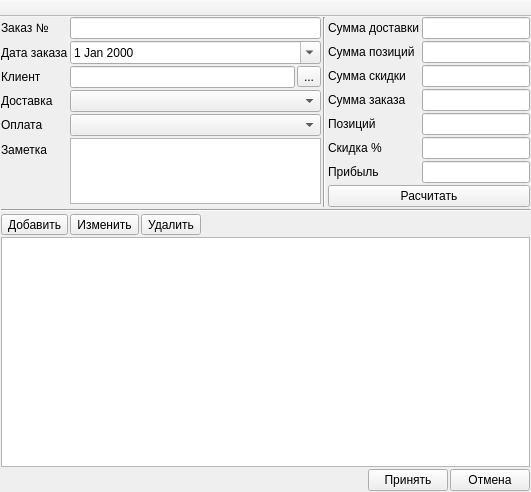
The window that ui/order.ui (Meller008/kara) describes before a commit, drawn with Qt 5.
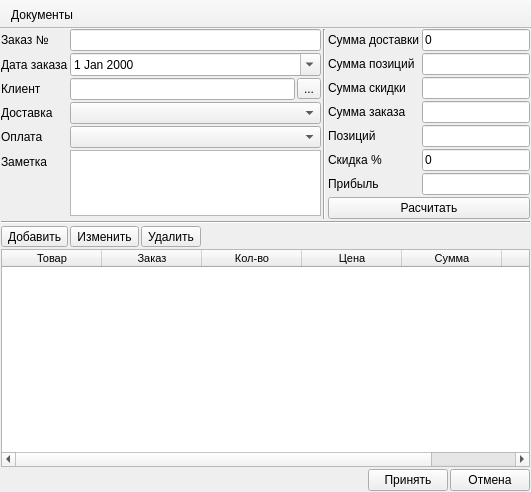
The same window after the commit.

Commit message: Сделаны заказы и документы!

What changed in the file:
```diff
--- a/ui/order.ui
+++ b/ui/order.ui
@@ -83,7 +83,11 @@
          </widget>
         </item>
         <item row="0" column="1">
-         <widget class="QLineEdit" name="lineEdit"/>
+         <widget class="QLineEdit" name="le_id">
+          <property name="readOnly">
+           <bool>true</bool>
+          </property>
+         </widget>
         </item>
         <item row="1" column="1">
          <widget class="QDateEdit" name="dateEdit">
@@ -98,7 +102,11 @@
            <number>2</number>
           </property>
           <item>
-           <widget class="QLineEdit" name="lineEdit_2"/>
+           <widget class="QLineEdit" name="le_client">
+            <property name="readOnly">
+             <bool>true</bool>
+            </property>
+           </widget>
           </item>
           <item>
            <widget class="QToolButton" name="toolButton">
@@ -109,9 +117,6 @@
           </item>
          </layout>
         </item>
-        <item row="3" column="1">
-         <widget class="QComboBox" name="comboBox"/>
-        </item>
         <item row="4" column="1">
          <widget class="QComboBox" name="comboBox_2"/>
         </item>
@@ -137,6 +142,9 @@
           </property>
          </widget>
         </item>
+        <item row="3" column="1">
+         <widget class="QComboBox" name="cb_shipping"/>
+        </item>
        </layout>
       </item>
       <item row="0" column="2">
@@ -155,7 +163,14 @@
          </widget>
         </item>
         <item row="0" column="1">
-         <widget class="QLineEdit" name="lineEdit_3"/>
+         <widget class="QLineEdit" name="le_shipping">
+          <property name="text">
+           <string>0</string>
+          </property>
+          <property name="readOnly">
+           <bool>false</bool>
+          </property>
+         </widget>
         </item>
         <item row="1" column="0">
          <widget class="QLabel" name="label_8">
@@ -165,7 +180,11 @@
          </widget>
         </item>
         <item row="1" column="1">
-         <widget class="QLineEdit" name="lineEdit_4"/>
+         <widget class="QLineEdit" name="le_position_sum">
+          <property name="readOnly">
+           <bool>true</bool>
+          </property>
+         </widget>
         </item>
         <item row="2" column="0">
          <widget class="QLabel" name="label_9">
@@ -175,7 +194,11 @@
          </widget>
         </item>
         <item row="2" column="1">
-         <widget class="QLineEdit" name="lineEdit_5"/>
+         <widget class="QLineEdit" name="le_discount_sum">
+          <property name="readOnly">
+           <bool>true</bool>
+          </property>
+         </widget>
         </item>
         <item row="3" column="0">
          <widget class="QLabel" name="label_10">
@@ -185,7 +208,11 @@
          </widget>
         </item>
         <item row="3" column="1">
-         <widget class="QLineEdit" name="lineEdit_6"/>
+         <widget class="QLineEdit" name="le_all_sum">
+          <property name="readOnly">
+           <bool>true</bool>
+          </property>
+         </widget>
         </item>
         <item row="4" column="0">
          <widget class="QLabel" name="label_11">
@@ -195,7 +222,11 @@
          </widget>
         </item>
         <item row="4" column="1">
-         <widget class="QLineEdit" name="lineEdit_7"/>
+         <widget class="QLineEdit" name="le_value_position">
+          <property name="readOnly">
+           <bool>true</bool>
+          </property>
+         </widget>
         </item>
         <item row="5" column="0">
          <widget class="QLabel" name="label_12">
@@ -205,7 +236,11 @@
          </widget>
         </item>
         <item row="5" column="1">
-         <widget class="QLineEdit" name="lineEdit_8"/>
+         <widget class="QLineEdit" name="le_discount_percent">
+          <property name="text">
+           <string>0</string>
+          </property>
+         </widget>
         </item>
         <item row="6" column="0">
          <widget class="QLabel" name="label_13">
@@ -215,7 +250,11 @@
          </widget>
         </item>
         <item row="6" column="1">
-         <widget class="QLineEdit" name="lineEdit_9"/>
+         <widget class="QLineEdit" name="le_profit_sum">
+          <property name="readOnly">
+           <bool>true</bool>
+          </property>
+         </widget>
         </item>
         <item row="7" column="0" colspan="2">
          <widget class="QPushButton" name="pushButton">
@@ -284,7 +323,62 @@
      </widget>
     </item>
     <item row="3" column="0">
-     <widget class="QTableWidget" name="tableWidget"/>
+     <widget class="QTableWidget" name="tw_position">
+      <property name="font">
+       <font>
+        <family>Tahoma</family>
+        <pointsize>8</pointsize>
+       </font>
+      </property>
+      <property name="editTriggers">
+       <set>QAbstractItemView::NoEditTriggers</set>
+      </property>
+      <property name="alternatingRowColors">
+       <bool>true</bool>
+      </property>
+      <property name="selectionBehavior">
+       <enum>QAbstractItemView::SelectRows</enum>
+      </property>
+      <attribute name="verticalHeaderVisible">
+       <bool>false</bool>
+      </attribute>
+      <attribute name="verticalHeaderDefaultSectionSize">
+       <number>20</number>
+      </attribute>
+      <attribute name="verticalHeaderMinimumSectionSize">
+       <number>18</number>
+      </attribute>
+      <column>
+       <property name="text">
+        <string>Товар</string>
+       </property>
+      </column>
+      <column>
+       <property name="text">
+        <string>Заказ</string>
+       </property>
+      </column>
+      <column>
+       <property name="text">
+        <string>Кол-во</string>
+       </property>
+      </column>
+      <column>
+       <property name="text">
+        <string>Цена</string>
+       </property>
+      </column>
+      <column>
+       <property name="text">
+        <string>Сумма</string>
+       </property>
+      </column>
+      <column>
+       <property name="text">
+        <string>Прибыль</string>
+       </property>
+      </column>
+     </widget>
     </item>
     <item row="4" column="0">
      <layout class="QHBoxLayout" name="horizontalLayout_4">
@@ -335,7 +429,13 @@
    <attribute name="toolBarBreak">
     <bool>false</bool>
    </attribute>
+   <addaction name="pb_doc"/>
   </widget>
+  <action name="pb_doc">
+   <property name="text">
+    <string>Документы</string>
+   </property>
+  </action>
  </widget>
  <resources/>
  <connections/>
```
Left out of the diff: 165 changed lines with no effect on the pictures. The commit also changes 18 other files.
